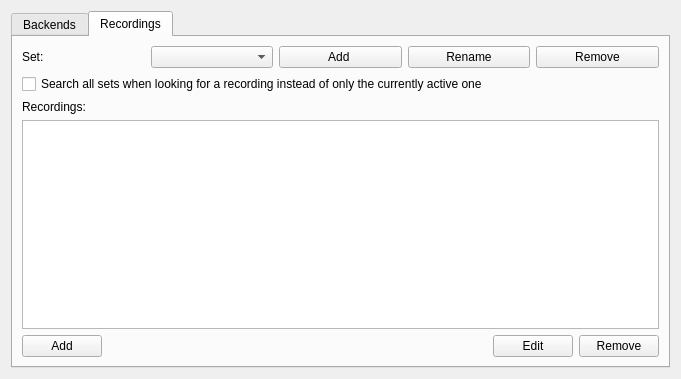
Above: simonlib/simontts/config/simonttsconfigurationdlg.ui from KDE/simon before the change. Below: the same form after it.
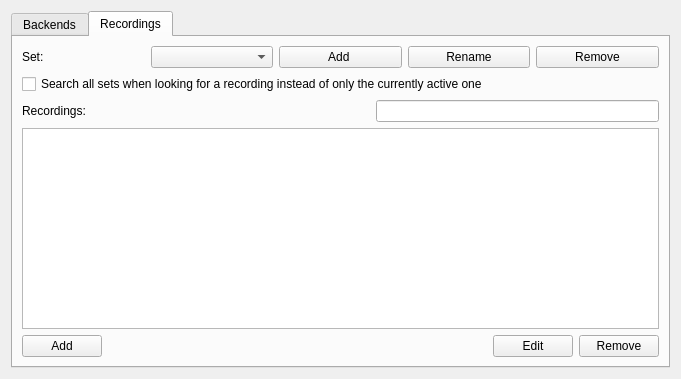
That is the form after the change. The open tabs and pages were chosen to show the change. Custom widgets are drawn as their Qt base class.

Diff of the .ui file:
```diff
--- a/simonlib/simontts/config/simonttsconfigurationdlg.ui
+++ b/simonlib/simontts/config/simonttsconfigurationdlg.ui
@@ -77,15 +77,49 @@
         </widget>
        </item>
        <item>
-        <widget class="QLabel" name="label_2">
-         <property name="text">
-          <string>Recordings:</string>
+        <layout class="QHBoxLayout" name="horizontalLayout_3">
+         <item>
+          <widget class="QLabel" name="label_2">
+           <property name="text">
+            <string>Recordings:</string>
+           </property>
+          </widget>
+         </item>
+         <item>
+          <spacer name="horizontalSpacer_2">
+           <property name="orientation">
+            <enum>Qt::Horizontal</enum>
+           </property>
+           <property name="sizeHint" stdset="0">
+            <size>
+             <width>40</width>
+             <height>20</height>
+            </size>
+           </property>
+          </spacer>
+         </item>
+         <item>
+          <widget class="KLineEdit" name="leFilter">
+           <property name="trapEnterKeyEvent" stdset="0">
+            <bool>true</bool>
+           </property>
+           <property name="clickMessage">
+            <string>Filter...</string>
+           </property>
+          </widget>
+         </item>
+        </layout>
+       </item>
+       <item>
+        <widget class="QTableView" name="tvRecordings">
+         <property name="selectionMode">
+          <enum>QAbstractItemView::SingleSelection</enum>
+         </property>
+         <property name="selectionBehavior">
+          <enum>QAbstractItemView::SelectRows</enum>
          </property>
         </widget>
        </item>
-       <item>
-        <widget class="QListWidget" name="listWidget"/>
-       </item>
        <item>
         <layout class="QHBoxLayout" name="horizontalLayout">
          <item>
@@ -136,6 +170,11 @@
    <extends>QPushButton</extends>
    <header>kpushbutton.h</header>
   </customwidget>
+  <customwidget>
+   <class>KLineEdit</class>
+   <extends>QLineEdit</extends>
+   <header>klineedit.h</header>
+  </customwidget>
   <customwidget>
    <class>KComboBox</class>
    <extends>QComboBox</extends>
```
